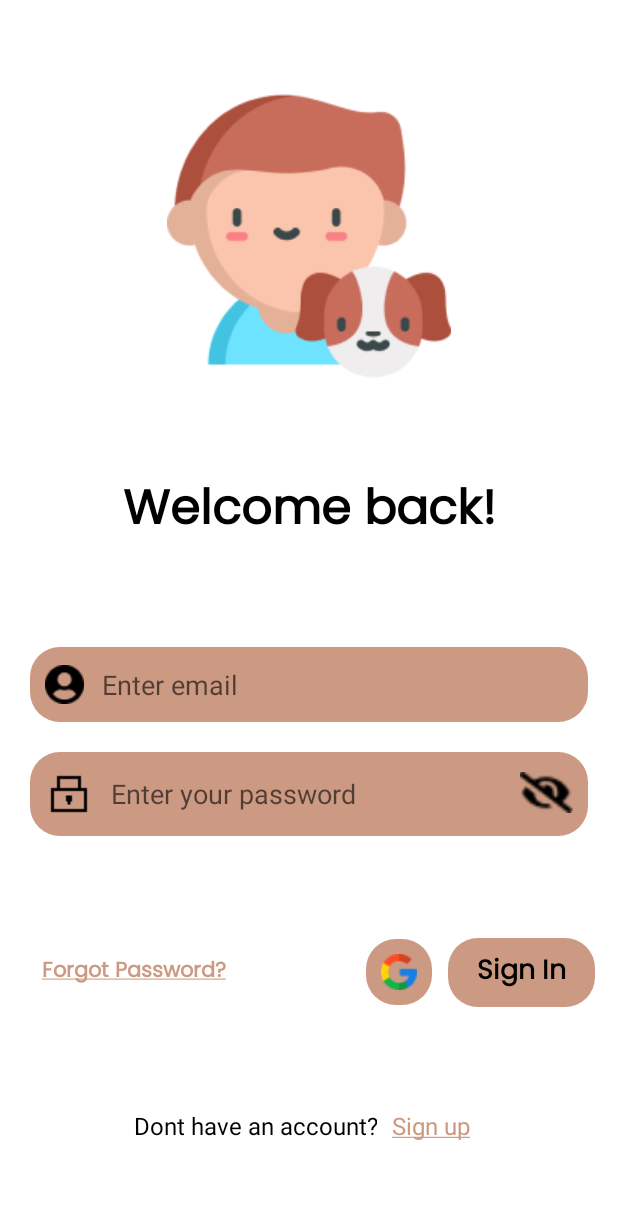
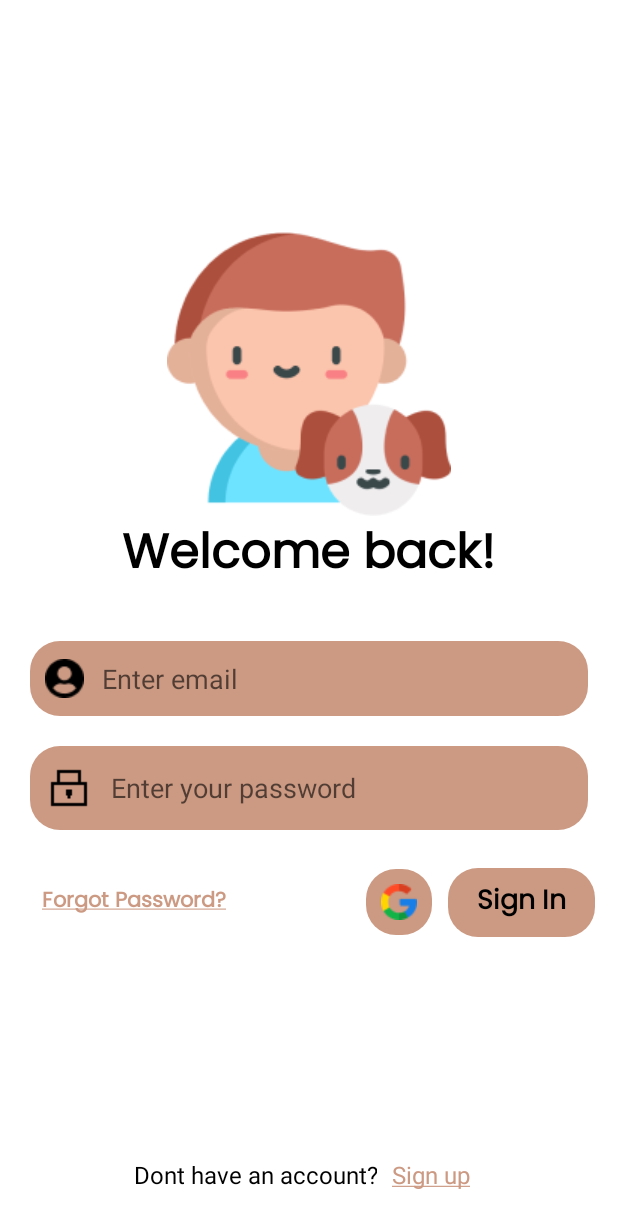
Before and after one commit to adityasood04/Stray-Care-GSC, an Android app: the screen it shows after launch (LoginActivity), on a phone screen of 412 x 824 dp. Shown: the top 1228 px of the screen. Run offline under Robolectric (Android 15) with nearby library versions, the phone set to English and light mode, and no system bars.

Commit message:
FrontEnd: Signup Page UI completed! Drawable updated;String Updated;Login activity updated.
Fixes: #4

```diff
--- a/app/src/main/res/layout/activity_login.xml
+++ b/app/src/main/res/layout/activity_login.xml
@@ -6,6 +6,31 @@
     android:layout_height="match_parent"
     tools:context=".LoginActivity">
 
+
+    <LinearLayout
+        android:layout_width="match_parent"
+        android:layout_height="wrap_content"
+        android:orientation="vertical"
+        app:layout_constraintBottom_toBottomOf="parent"
+        app:layout_constraintEnd_toEndOf="parent"
+        app:layout_constraintHorizontal_bias="0.5"
+        app:layout_constraintStart_toStartOf="parent"
+        app:layout_constraintTop_toTopOf="parent"
+        app:layout_constraintVertical_bias="0.5">
+
+        <LinearLayout
+            android:id="@+id/linearLayout6"
+            android:layout_width="match_parent"
+            android:layout_height="wrap_content"
+            android:gravity="center"
+            android:layout_marginBottom="30dp"
+            android:orientation="vertical"
+            app:layout_constraintBottom_toTopOf="@+id/linearLayout3"
+            app:layout_constraintEnd_toEndOf="parent"
+            app:layout_constraintHorizontal_bias="0.5"
+            app:layout_constraintStart_toStartOf="parent"
+            app:layout_constraintTop_toTopOf="parent"
+            app:layout_constraintVertical_bias="0.5">
 
             <ImageView
                 android:id="@+id/imageView"
@@ -28,7 +53,6 @@
                 android:text="Welcome back!"
                 android:textColor="@color/black"
                 android:textSize="32sp"
-
                 android:textStyle="bold"
                 app:layout_constraintBottom_toTopOf="@+id/linearLayout3"
                 app:layout_constraintEnd_toEndOf="parent"
@@ -36,18 +60,18 @@
                 app:layout_constraintStart_toStartOf="parent"
                 app:layout_constraintTop_toBottomOf="@+id/imageView"
                 app:layout_constraintVertical_bias="0.5" />
+        </LinearLayout>
 
 
         <LinearLayout
             android:id="@+id/linearLayout3"
             android:layout_width="match_parent"
             android:layout_height="wrap_content"
+            android:layout_marginBottom="40dp"
             android:orientation="vertical"
-        app:layout_constraintBottom_toTopOf="@+id/linearLayout4"
-        app:layout_constraintEnd_toEndOf="parent"
-        app:layout_constraintHorizontal_bias="0.5"
-        app:layout_constraintStart_toStartOf="parent"
-        app:layout_constraintTop_toBottomOf="@+id/textView"
+            app:layout_constraintBottom_toTopOf="@+id/linearLayout5"
+
+            app:layout_constraintTop_toBottomOf="@+id/linearLayout6"
             app:layout_constraintVertical_bias="0.5">
 
             <EditText
@@ -96,25 +120,17 @@
                     app:layout_constraintTop_toBottomOf="@+id/editTextTextPassword"
                     app:layout_constraintVertical_bias="0.0" />
 
-            <ImageView
-                android:id="@+id/ivHideShowPassword"
-                android:layout_width="35dp"
-                android:layout_height="35dp"
-                android:layout_gravity="end|center_vertical"
-                android:layout_marginTop="4dp"
-                android:layout_marginEnd="30dp"
 
-                android:src="@drawable/eye" />
             </FrameLayout>
 
-    </LinearLayout>
+            <LinearLayout
 
 
-    <LinearLayout
                 android:id="@+id/linearLayout4"
                 android:layout_width="match_parent"
                 android:layout_height="wrap_content"
                 android:layout_marginStart="20dp"
+                android:layout_marginTop="20dp"
                 android:layout_marginEnd="10dp"
                 android:orientation="horizontal"
                 app:layout_constraintBottom_toTopOf="@+id/linearLayout5"
@@ -163,17 +179,20 @@
                     android:textSize="18sp"
                     android:textStyle="bold" />
             </LinearLayout>
+        </LinearLayout>
+    </LinearLayout>
+
 
     <LinearLayout
         android:id="@+id/linearLayout5"
         android:layout_width="match_parent"
         android:layout_height="wrap_content"
+        android:layout_marginBottom="30dp"
         android:orientation="horizontal"
         app:layout_constraintBottom_toBottomOf="parent"
         app:layout_constraintEnd_toEndOf="parent"
         app:layout_constraintHorizontal_bias="0.5"
         app:layout_constraintStart_toStartOf="parent"
-        app:layout_constraintTop_toBottomOf="@+id/linearLayout4"
         app:layout_constraintVertical_bias="0.5">
 
         <TextView
--- a/app/src/main/res/values/strings.xml
+++ b/app/src/main/res/values/strings.xml
@@ -5,4 +5,5 @@
     <string name="create_account">Create Account</string>
     <string name="forgot_password"><u>Forgot Password?</u></string>
     <string name="sign_up"><u>Sign up</u></string>
+    <string name="sign_in"><u>Sign in</u></string>
 </resources>
```
Also changed, not shown: app/src/main/res/layout-v28/activity_sign_up.xml (added, +216 -0 lines), app/src/main/res/layout/activity_sign_up.xml (deleted, +0 -9 lines), app/src/main/res/drawable/backarrow.png (added), app/src/main/res/drawable/emailicon.png (added), app/src/main/res/drawable/lockreal.png (added), app/src/main/res/drawable/phoneicon.png (added). Lines whose indentation alone changed are shown as unchanged.
